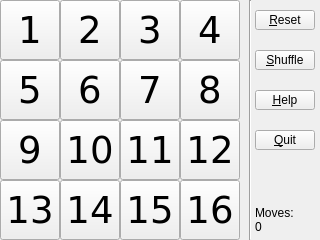
kyak/Tile, file tile.ui: the form before one commit.
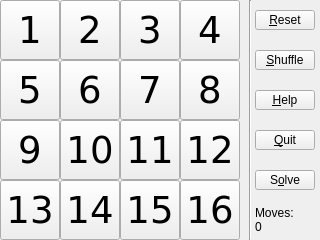
The form after the commit.

Commit message: Start to implement automatic solving

Patch:
```diff
--- a/tile.ui
+++ b/tile.ui
@@ -421,6 +421,22 @@
 0</string>
     </property>
    </widget>
+   <widget class="QPushButton" name="pushButton_Solve">
+    <property name="geometry">
+     <rect>
+      <x>255</x>
+      <y>170</y>
+      <width>60</width>
+      <height>20</height>
+     </rect>
+    </property>
+    <property name="focusPolicy">
+     <enum>Qt::NoFocus</enum>
+    </property>
+    <property name="text">
+     <string>S&amp;olve</string>
+    </property>
+   </widget>
   </widget>
  </widget>
  <layoutdefault spacing="6" margin="11"/>
```
Left out of the diff: 17 changed lines with no effect on the pictures. The commit also changes 2 other files.
